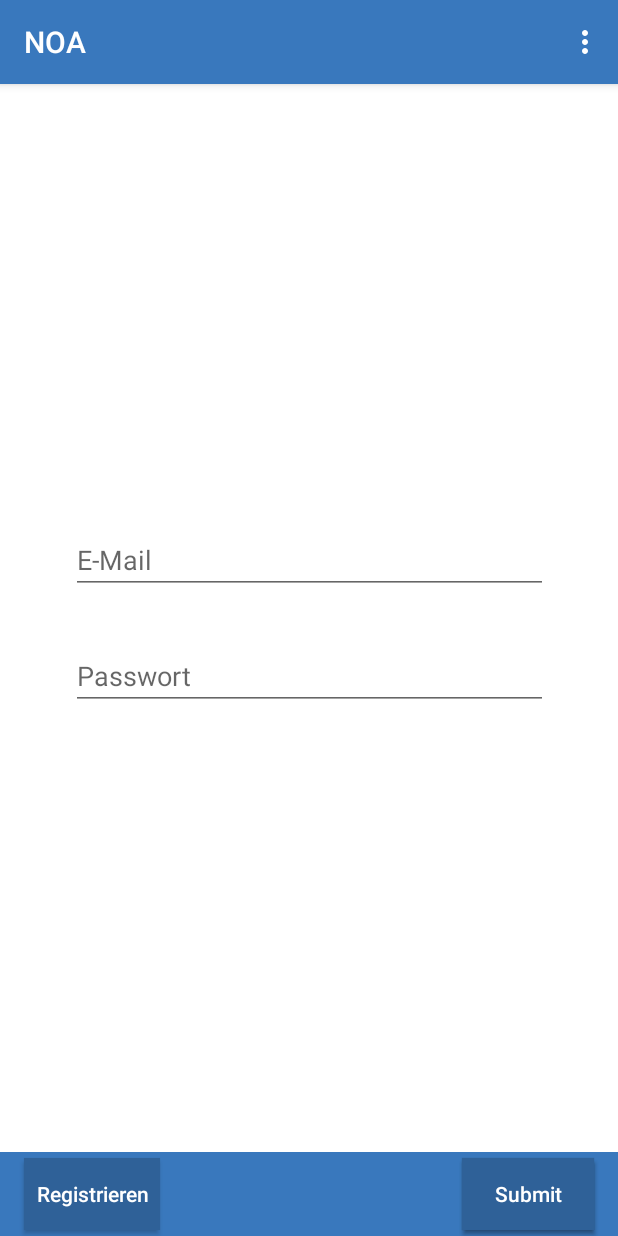
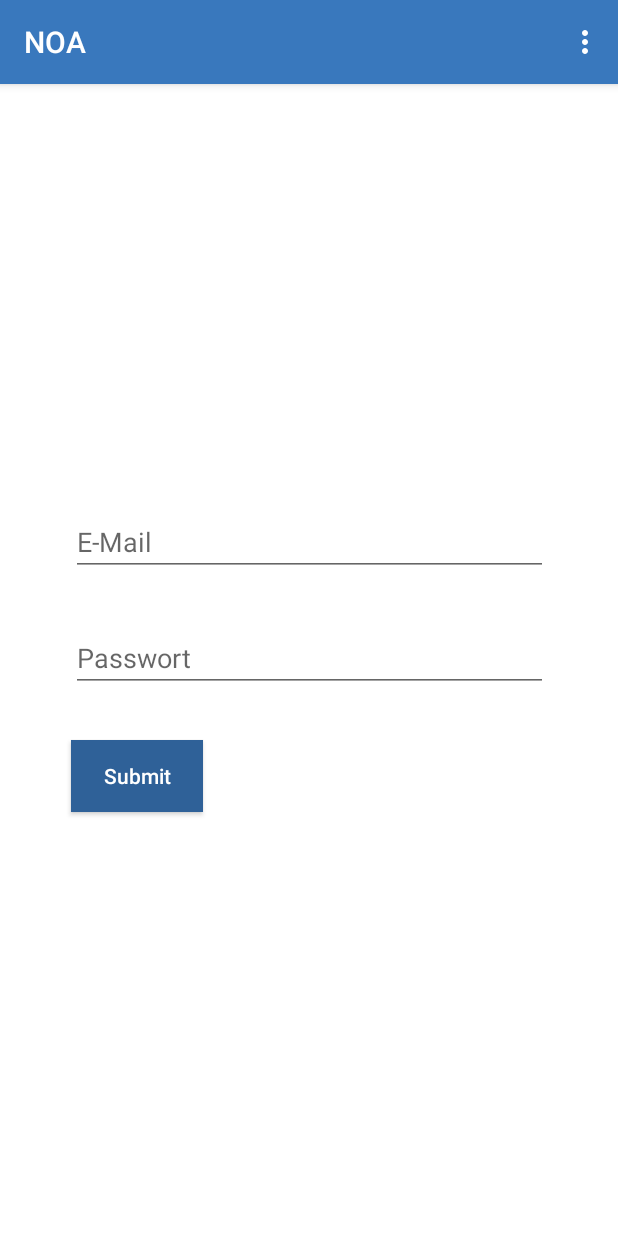
Before and after one commit to flxsch/uk-335, an Android app: the fragment RegisterFragment placed in its activity, in the options menu, after a tap on "Einloggen", on a phone screen of 412 x 824 dp. Run offline under Robolectric (Android 15) with nearby library versions, the phone set to English and light mode, and no system bars; our stand-ins replace Room's generated code.

Commit message:
solved conflict & fixed bugs

```diff
--- a/app/src/main/AndroidManifest.xml
+++ b/app/src/main/AndroidManifest.xml
@@ -9,14 +9,14 @@
         android:roundIcon="@mipmap/ic_launcher_round"
         android:supportsRtl="true"
         android:theme="@style/AppTheme">
-        <activity android:name=".DashboardActivity">
+        <activity android:name=".MainActivity">
             <intent-filter>
                 <action android:name="android.intent.action.MAIN" />
 
                 <category android:name="android.intent.category.LAUNCHER" />
             </intent-filter>
         </activity>
-        <activity android:name=".MainActivity">
+        <activity android:name=".DashboardActivity">
         </activity>
     </application>
 </manifest>
--- a/app/src/main/java/ch/noseryoung/uek335/MainActivity.java
+++ b/app/src/main/java/ch/noseryoung/uek335/MainActivity.java
@@ -12,9 +12,6 @@ import android.widget.Button;
 import androidx.appcompat.app.AppCompatActivity;
 import androidx.fragment.app.FragmentManager;
 import androidx.fragment.app.FragmentTransaction;
-
-import ch.noseryoung.uek335.login.LoginFragment;
-import ch.noseryoung.uek335.register.RegisterFragment;
 
 public class MainActivity extends AppCompatActivity {
 
--- a/app/src/main/java/ch/noseryoung/uek335/login/LoginFragment.java
+++ /dev/null
@@ -1,113 +0,0 @@
-package ch.noseryoung.uek335.login;
-
-import android.content.Intent;
-import android.os.Build;
-import android.os.Bundle;
-import android.view.LayoutInflater;
-import android.view.View;
-import android.view.ViewGroup;
-import android.widget.Button;
-import android.widget.EditText;
-import android.widget.Toast;
-
-import androidx.annotation.RequiresApi;
-import androidx.fragment.app.Fragment;
-import androidx.fragment.app.FragmentManager;
-import androidx.fragment.app.FragmentTransaction;
-
-import ch.noseryoung.uek335.DashboardActivity;
-import ch.noseryoung.uek335.R;
-import ch.noseryoung.uek335.model.PasswordAuthentication;
-import ch.noseryoung.uek335.model.User;
-import ch.noseryoung.uek335.persistence.AppDatabase;
-import ch.noseryoung.uek335.persistence.UserDAO;
-import ch.noseryoung.uek335.register.RegisterFragment;
-
-
-/**
- * A simple {@link Fragment} subclass.
- * Use the {@link LoginFragment#newInstance} factory method to
- * create an instance of this fragment.
- */
-public class LoginFragment extends Fragment {
-    // the fragment initialization parameters, e.g. ARG_ITEM_NUMBER
-    private static final String ARG_PARAM1 = "param1";
-    private static final String ARG_PARAM2 = "param2";
-
-    private String mParam1;
-    private String mParam2;
-
-    private UserDAO mUserDao;
-
-    public LoginFragment() {
-        // Required empty public constructor
-    }
-
-    /**
-     * Use this factory method to create a new instance of
-     * this fragment using the provided parameters.
-     *
-     * @param param1 Parameter 1.
-     * @param param2 Parameter 2.
-     * @return A new instance of fragment BlankFragment.
-     */
-    public static LoginFragment newInstance(String param1, String param2) {
-        LoginFragment fragment = new LoginFragment();
-        Bundle args = new Bundle();
-        args.putString(ARG_PARAM1, param1);
-        args.putString(ARG_PARAM2, param2);
-        fragment.setArguments(args);
-        return fragment;
-    }
-
-    @Override
-    public void onCreate(Bundle savedInstanceState) {
-        super.onCreate(savedInstanceState);
-        if (getArguments() != null) {
-            mParam1 = getArguments().getString(ARG_PARAM1);
-            mParam2 = getArguments().getString(ARG_PARAM2);
-        }
-    }
-
-    @Override
-    public View onCreateView(LayoutInflater inflater, ViewGroup container,
-                             Bundle savedInstanceState) {
-
-        // Inflate the layout for this fragment;
-        return inflater.inflate(R.layout.fragment_login, container, false);
-    }
-
-    @Override
-    public void onStart() {
-        super.onStart();
-
-        Button saveUserButton = getActivity().findViewById(R.id.button_submit_login);
-        saveUserButton.setOnClickListener(mSaveUserOnClickListener);
-
-        mUserDao = AppDatabase.getAppDb(getActivity().getApplicationContext()).getUserDao();
-    }
-
-    private View.OnClickListener mSaveUserOnClickListener = new View.OnClickListener() {
-        @RequiresApi(api = Build.VERSION_CODES.O)
-        @Override
-        public void onClick(View openActivityButton) {
-            PasswordAuthentication passwordAuthentication = new PasswordAuthentication();
-
-            // Get Login contents
-            EditText emailView = getView().findViewById(R.id.text_field_email_login);
-            EditText passwordView = getView().findViewById(R.id.text_field_password_login);
-            String password = passwordView.getText().toString();
-
-            // Get Database user
-            User user = mUserDao.getOne(emailView.getText().toString());
-
-            // Authenticate
-            if (user != null && passwordAuthentication.authenticate(password.toCharArray(), user.getPassword())) {
-                Intent intent = new Intent(getActivity(), DashboardActivity.class);
-                startActivity(intent);
-            } else {
-                Toast.makeText(getActivity().getApplicationContext(), "Wrong Credentials", Toast.LENGTH_SHORT).show();
-            }
-        }
-    };
-}
--- a/app/src/main/java/ch/noseryoung/uek335/register/RegisterFragment.java
+++ /dev/null
@@ -1,127 +0,0 @@
-package ch.noseryoung.uek335.register;
-
-import android.os.Build;
-import android.os.Bundle;
-import android.view.LayoutInflater;
-import android.view.View;
-import android.view.ViewGroup;
-import android.widget.Button;
-import android.widget.EditText;
-import android.widget.Toast;
-
-import androidx.annotation.RequiresApi;
-import androidx.fragment.app.Fragment;
-import androidx.fragment.app.FragmentManager;
-import androidx.fragment.app.FragmentTransaction;
-
-import ch.noseryoung.uek335.MainActivity;
-import ch.noseryoung.uek335.login.LoginFragment;
-import ch.noseryoung.uek335.R;
-import ch.noseryoung.uek335.model.PasswordAuthentication;
-import ch.noseryoung.uek335.model.User;
-import ch.noseryoung.uek335.persistence.AppDatabase;
-import ch.noseryoung.uek335.persistence.UserDAO;
-
-
-/**
- * A simple {@link Fragment} subclass.
- * Use the {@link RegisterFragment#newInstance} factory method to
- * create an instance of this fragment.
- */
-public class RegisterFragment extends Fragment {
-    // the fragment initialization parameters, e.g. ARG_ITEM_NUMBER
-    private static final String ARG_PARAM1 = "param1";
-    private static final String ARG_PARAM2 = "param2";
-
-    private String mParam1;
-    private String mParam2;
-
-    private UserDAO mUserDao;
-
-    public RegisterFragment() {
-        // Required empty public constructor
-    }
-
-    /**
-     * Use this factory method to create a new instance of
-     * this fragment using the provided parameters.
-     *
-     * @param param1 Parameter 1.
-     * @param param2 Parameter 2.
-     * @return A new instance of fragment TestFragment.
-     */
-    public static RegisterFragment newInstance(String param1, String param2) {
-        RegisterFragment fragment = new RegisterFragment();
-        Bundle args = new Bundle();
-        args.putString(ARG_PARAM1, param1);
-        args.putString(ARG_PARAM2, param2);
-        fragment.setArguments(args);
-        return fragment;
-    }
-
-    @Override
-    public void onCreate(Bundle savedInstanceState) {
-        super.onCreate(savedInstanceState);
-        if (getArguments() != null) {
-            mParam1 = getArguments().getString(ARG_PARAM1);
-            mParam2 = getArguments().getString(ARG_PARAM2);
-        }
-    }
-
-    @Override
-    public View onCreateView(LayoutInflater inflater, ViewGroup container,
-                             Bundle savedInstanceState) {
-
-        // Inflate the layout for this fragment
-        ;
-        return inflater.inflate(R.layout.fragment_register, container, false);
-    }
-
-    @Override
-    public void onStart() {
-        super.onStart();
-        Button saveUserButton = getActivity().findViewById(R.id.button_submit_register);
-        saveUserButton.setOnClickListener(mSaveUserOnClickListener);
-
-        mUserDao = AppDatabase.getAppDb(getActivity().getApplicationContext()).getUserDao();
-    }
-
-    private View.OnClickListener mSaveUserOnClickListener = new View.OnClickListener() {
-        @RequiresApi(api = Build.VERSION_CODES.O)
-        @Override
-        public void onClick(View openActivityButton) {
-            PasswordAuthentication passwordAuthentication = new PasswordAuthentication();
-
-            // Get Register contents
-            EditText firstNameView = getView().findViewById(R.id.text_field_firstname_register);
-            EditText lastNameView = getView().findViewById(R.id.text_field_lastname_register);
-            EditText emailView = getView().findViewById(R.id.text_field_email_register);
-            EditText passwordView = getView().findViewById(R.id.text_field_password_register);
-
-            if (isInputValid(firstNameView, lastNameView, emailView, passwordView)){
-                // Create new User
-                User user = new User();
-                user.setFirstName(firstNameView.getText().toString());
-                user.setLastName(lastNameView.getText().toString());
-                user.setEmail(emailView.getText().toString());
-                user.setPassword(passwordAuthentication.hash(passwordView.getText().toString().toCharArray()));
-
-                mUserDao.insertOne(user);
-            } else {
-                Toast.makeText(getActivity().getApplicationContext(), "Invalid Input", Toast.LENGTH_SHORT).show();
-            }
-        }
-    };
-
-    private boolean isInputValid(EditText firstNameView, EditText lastNameView, EditText emailView, EditText passwordView){
-        String firstName = firstNameView.getText().toString();
-        String lastName = lastNameView.getText().toString();
-        String email = emailView.getText().toString();
-        String password = passwordView.getText().toString();
-
-        if (firstName.isEmpty() || lastName.isEmpty() || email.isEmpty() || password.isEmpty()){
-            return false;
-        }
-        return true;
-    }
-}
--- a/app/src/main/res/layout/activity_main.xml
+++ b/app/src/main/res/layout/activity_main.xml
@@ -12,67 +12,11 @@
         android:name="ch.noseryoung.uek335.LoginFragment"
         android:layout_width="0dp"
         android:layout_height="0dp"
-        app:layout_constraintBottom_toTopOf="@+id/toolbar_main"
+        app:layout_constraintBottom_toBottomOf="parent"
         app:layout_constraintEnd_toEndOf="parent"
         app:layout_constraintHorizontal_bias="0.0"
         app:layout_constraintStart_toStartOf="parent"
         app:layout_constraintTop_toTopOf="parent" />
 
-    <androidx.appcompat.widget.Toolbar
-        android:id="@+id/toolbar_main"
-        android:layout_width="match_parent"
-        android:layout_height="wrap_content"
-        android:background="?attr/colorPrimary"
-        android:minHeight="?attr/actionBarSize"
-        android:theme="?attr/actionBarTheme"
-        app:layout_constraintBottom_toBottomOf="parent"
-        app:layout_constraintEnd_toEndOf="parent"
-        app:layout_constraintStart_toStartOf="parent" />
-
-    <Button
-        android:id="@+id/button_change"
-        android:layout_width="wrap_content"
-        android:layout_height="wrap_content"
-        android:background="@color/colorPrimaryDark"
-        android:padding="8dp"
-        android:text="@string/text_button_register"
-        android:textAllCaps="false"
-        android:textColor="@android:color/white"
-        app:layout_constraintBottom_toBottomOf="@+id/toolbar_main"
-        app:layout_constraintStart_toStartOf="@+id/toolbar_main"
-        app:layout_constraintTop_toTopOf="@+id/toolbar_main"
-        android:layout_marginLeft="16dp"
-        android:layout_marginStart="16dp" />
-
-    <Button
-        android:id="@+id/button_submit_login"
-        android:layout_width="wrap_content"
-        android:layout_height="wrap_content"
-        android:layout_marginEnd="16dp"
-        android:layout_marginRight="16dp"
-        android:background="@color/colorPrimaryDark"
-        android:padding="8dp"
-        android:text="@string/text_button_submit"
-        android:textAllCaps="false"
-        android:textColor="@android:color/white"
-        app:layout_constraintBottom_toBottomOf="@+id/toolbar_main"
-        app:layout_constraintEnd_toEndOf="@+id/toolbar_main"
-        app:layout_constraintTop_toTopOf="@+id/toolbar_main" />
-
-    <Button
-        android:id="@+id/button_submit_register"
-        android:layout_width="wrap_content"
-        android:layout_height="wrap_content"
-        android:layout_marginEnd="16dp"
-        android:layout_marginRight="16dp"
-        android:background="@color/colorPrimaryDark"
-        android:padding="8dp"
-        android:text="@string/text_button_submit"
-        android:textAllCaps="false"
-        android:textColor="@android:color/white"
-        app:layout_constraintBottom_toBottomOf="@+id/toolbar_main"
-        app:layout_constraintEnd_toEndOf="@+id/toolbar_main"
-        app:layout_constraintTop_toTopOf="@+id/toolbar_main" />
-
 
 </androidx.constraintlayout.widget.ConstraintLayout>
--- a/app/src/main/res/layout/fragment_login.xml
+++ b/app/src/main/res/layout/fragment_login.xml
@@ -45,6 +45,20 @@
                 android:inputType="textPassword"
                 android:textColorHighlight="@color/colorPrimary" />
 
+            <Button
+                android:id="@+id/button_submit_login"
+                android:layout_width="wrap_content"
+                android:layout_height="wrap_content"
+                android:layout_margin="16dp"
+                android:background="@color/colorPrimaryDark"
+                android:padding="8dp"
+                android:text="@string/text_button_submit"
+                android:textAllCaps="false"
+                android:textColor="@android:color/white"
+                app:layout_constraintBottom_toBottomOf="@+id/toolbar_main"
+                app:layout_constraintEnd_toEndOf="@+id/toolbar_main"
+                app:layout_constraintTop_toTopOf="@+id/toolbar_main" />
+
         </LinearLayout>
 
     </androidx.constraintlayout.widget.ConstraintLayout>
```
Also changed, not shown: app/src/main/res/layout/activity_dashboard.xml (+2 -14 lines), app/src/main/res/layout/fragment_register.xml (+12 -6 lines), app/src/main/res/menu/main_menu.xml (line endings or trailing spaces).
